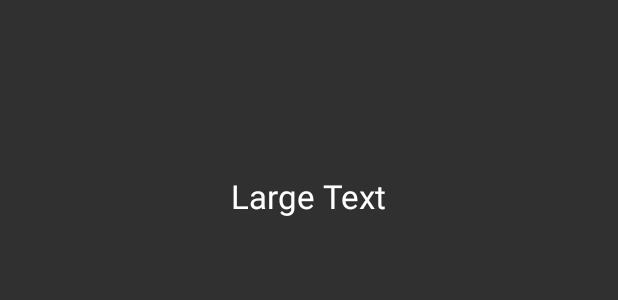
After one commit to krolikmvp/Idle-android-game, an Android app: the layout activity_jobs.xml on its own in the app's theme, with its tools: preview values and no code run, on a phone screen of 412 x 824 dp. The commit adds this screen. Shown: the top 300 px of the screen. Run offline under Robolectric (Android 15) with nearby library versions, the phone set to English and light mode, and no system bars.

Commit message:
added swiping tabs

```diff
--- a/app/build.gradle
+++ b/app/build.gradle
@@ -24,4 +24,5 @@ dependencies {
     testCompile 'junit:junit:4.12'
     compile 'com.android.support:appcompat-v7:24.2.0'
     compile 'com.android.support:support-v4:24.2.0'
+    compile 'com.android.support:design:24.2.0'
 }
--- a/app/src/main/java/krolikmvp/untitledgame/LaunchActivity.java
+++ b/app/src/main/java/krolikmvp/untitledgame/LaunchActivity.java
@@ -20,7 +20,7 @@ public class LaunchActivity extends AppCompatActivity {
           public void run(){
 
               try {
-                  sleep(5000);
+                  sleep(100);
               } catch (InterruptedException e) {
                   e.printStackTrace();
               }
--- /dev/null
+++ b/app/src/main/res/layout/activity_jobs.xml
@@ -0,0 +1,22 @@
+<?xml version="1.0" encoding="utf-8"?>
+<RelativeLayout xmlns:android="http://schemas.android.com/apk/res/android"
+    xmlns:tools="http://schemas.android.com/tools"
+    android:layout_width="match_parent"
+    android:layout_height="match_parent"
+    android:paddingBottom="@dimen/activity_vertical_margin"
+    android:paddingLeft="@dimen/activity_horizontal_margin"
+    android:paddingRight="@dimen/activity_horizontal_margin"
+    android:paddingTop="@dimen/activity_vertical_margin"
+    tools:context="krolikmvp.untitledgame.JobsActivity">
+
+
+    <TextView
+        android:layout_width="wrap_content"
+        android:layout_height="wrap_content"
+        android:textAppearance="?android:attr/textAppearanceLarge"
+        android:text="Large Text"
+        android:id="@+id/textView"
+        android:layout_alignParentTop="true"
+        android:layout_centerHorizontal="true"
+        android:layout_marginTop="100dp" />
+</RelativeLayout>
--- a/app/src/main/res/layout/activity_main_menu.xml
+++ b/app/src/main/res/layout/activity_main_menu.xml
@@ -15,7 +15,8 @@
         android:layout_alignParentLeft="true"
         android:layout_alignParentStart="true"
         android:layout_alignParentRight="true"
-        android:layout_alignParentEnd="true" />
+        android:layout_alignParentEnd="true"
+        android:onClick="newGame"/>
 
     <Button
         android:layout_width="wrap_content"
--- /dev/null
+++ b/app/src/main/res/values-v21/styles.xml
@@ -0,0 +1 @@
+<resources></resources>
--- a/app/src/main/res/values/dimens.xml
+++ b/app/src/main/res/values/dimens.xml
@@ -2,4 +2,6 @@
     <!-- Default screen margins, per the Android Design guidelines. -->
     <dimen name="activity_horizontal_margin">16dp</dimen>
     <dimen name="activity_vertical_margin">16dp</dimen>
+    <dimen name="fab_margin">16dp</dimen>
+    <dimen name="appbar_padding_top">8dp</dimen>
 </resources>
--- a/app/src/main/res/values/strings.xml
+++ b/app/src/main/res/values/strings.xml
@@ -4,4 +4,7 @@
     <string name="title_activity_main_menu">MainMenu</string>
     <string name="dummy_button">Dummy Button</string>
     <string name="dummy_content">DUMMY\nCONTENT</string>
+    <string name="title_activity_jobs">JobsActivity</string>
+    <string name="action_settings">Settings</string>
+    <string name="section_format">Hello World from section: %1$d</string>
 </resources>
--- a/app/src/main/res/values/styles.xml
+++ b/app/src/main/res/values/styles.xml
@@ -1,7 +1,7 @@
 <resources>
 
     <!-- Base application theme. -->
-    <style name="AppTheme" parent="Theme.AppCompat.Light.DarkActionBar">
+    <style name="AppTheme" parent="Theme.AppCompat.NoActionBar">
         <!-- Customize your theme here. -->
         <item name="colorPrimary">@color/colorPrimary</item>
         <item name="colorPrimaryDark">@color/colorPrimaryDark</item>
@@ -20,5 +20,8 @@
         <item name="android:background">@color/black_overlay</item>
     </style>
 
+    <style name="AppTheme.AppBarOverlay" parent="ThemeOverlay.AppCompat.Dark.ActionBar" />
+
+    <style name="AppTheme.PopupOverlay" parent="ThemeOverlay.AppCompat.Light" />
 
 </resources>
```
Also changed, not shown: app/src/main/AndroidManifest.xml (+16 -2 lines), app/src/main/java/krolikmvp/untitledgame/GameActivity.java (added, +115 -0 lines), app/src/main/java/krolikmvp/untitledgame/JobsActivity.java (added, +41 -0 lines), app/src/main/java/krolikmvp/untitledgame/MainMenu.java (+10 -2 lines), app/src/main/java/krolikmvp/untitledgame/PlaceholderFragment.java (added, +40 -0 lines), app/src/main/java/krolikmvp/untitledgame/UtilityActivity.java (added, +40 -0 lines), app/src/main/java/krolikmvp/untitledgame/WarActivity.java (added, +40 -0 lines), app/src/main/res/layout/activity_game.xml (added, +19 -0 lines), app/src/main/res/layout/activity_utility.xml (added, +12 -0 lines), app/src/main/res/layout/activity_war.xml (added, +12 -0 lines), app/src/main/res/menu/menu_jobs.xml (added, +10 -0 lines).
